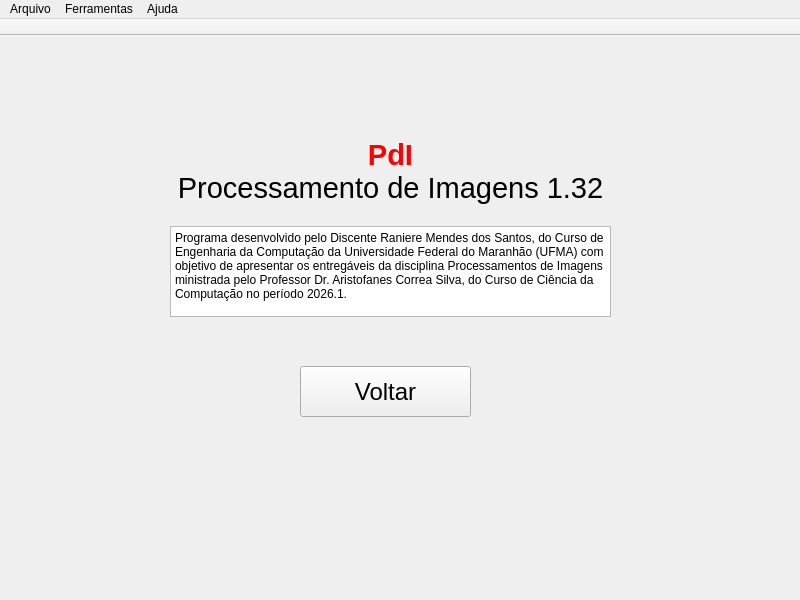
The window that mainwindow.ui (slovich/PdI) describes before a commit, drawn with Qt 5.
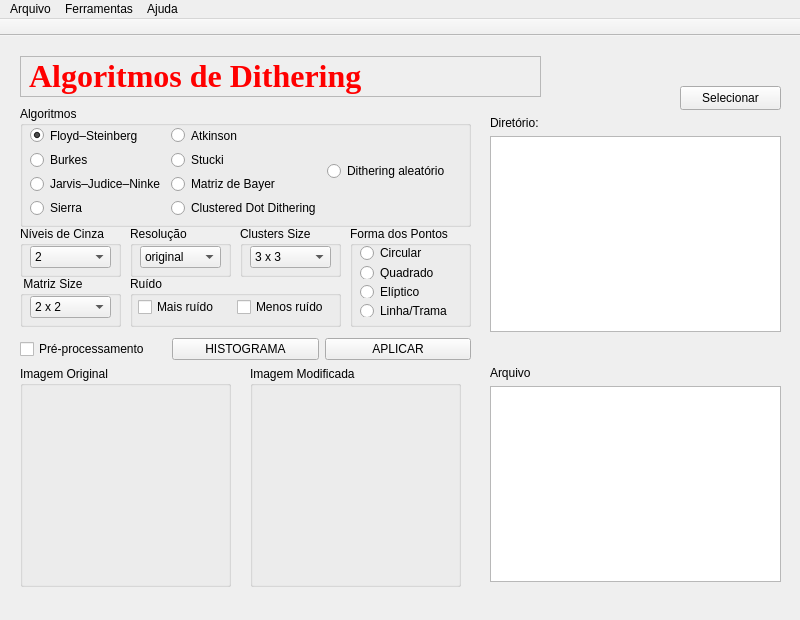
The same window after the commit. Icons and pictures are not drawn.

Commit message: Adicionada interface da implementação dos algoritmos de Dithering

Patch:
```diff
--- a/mainwindow.ui
+++ b/mainwindow.ui
@@ -7,7 +7,7 @@
     <x>0</x>
     <y>0</y>
     <width>800</width>
-    <height>600</height>
+    <height>620</height>
    </rect>
   </property>
   <property name="windowTitle">
@@ -24,7 +24,7 @@
      </rect>
     </property>
     <property name="currentIndex">
-     <number>3</number>
+     <number>8</number>
     </property>
     <widget class="QWidget" name="quantization">
      <widget class="QLabel" name="label_titulo1">
@@ -593,7 +593,7 @@
        </rect>
       </property>
       <property name="text">
-       <string>&lt;html&gt;&lt;head/&gt;&lt;body&gt;&lt;p align=&quot;center&quot;&gt;&lt;span style=&quot; font-size:22pt; font-weight:700; color:#ff0000;&quot;&gt;PdI&lt;/span&gt;&lt;span style=&quot; font-size:22pt; font-weight:700;&quot;&gt;&lt;br/&gt;&lt;/span&gt;&lt;span style=&quot; font-size:22pt;&quot;&gt;Processamento de Imagens 1.32&lt;/span&gt;&lt;/p&gt;&lt;/body&gt;&lt;/html&gt;</string>
+       <string>&lt;html&gt;&lt;head/&gt;&lt;body&gt;&lt;p align=&quot;center&quot;&gt;&lt;span style=&quot; font-size:22pt; font-weight:700; color:#ff0000;&quot;&gt;PdI&lt;/span&gt;&lt;span style=&quot; font-size:22pt; font-weight:700;&quot;&gt;&lt;br/&gt;&lt;/span&gt;&lt;span style=&quot; font-size:22pt;&quot;&gt;Processamento de Imagens 1.4&lt;/span&gt;&lt;/p&gt;&lt;/body&gt;&lt;/html&gt;</string>
       </property>
      </widget>
      <widget class="QTextEdit" name="textEdit">
@@ -2140,6 +2140,586 @@
       </widget>
      </widget>
     </widget>
+    <widget class="QWidget" name="page_7">
+     <widget class="QLabel" name="label_titulo1_5">
+      <property name="geometry">
+       <rect>
+        <x>10</x>
+        <y>10</y>
+        <width>521</width>
+        <height>41</height>
+       </rect>
+      </property>
+      <property name="font">
+       <font>
+        <family>Times New Roman</family>
+        <pointsize>24</pointsize>
+        <bold>true</bold>
+       </font>
+      </property>
+      <property name="styleSheet">
+       <string notr="true"/>
+      </property>
+      <property name="frameShape">
+       <enum>QFrame::Shape::StyledPanel</enum>
+      </property>
+      <property name="frameShadow">
+       <enum>QFrame::Shadow::Sunken</enum>
+      </property>
+      <property name="midLineWidth">
+       <number>1</number>
+      </property>
+      <property name="text">
+       <string>&lt;html&gt;&lt;head/&gt;&lt;body&gt;&lt;p&gt;&lt;span style=&quot; color:#ff0000;&quot;&gt;Algoritmos de Dithering&lt;/span&gt;&lt;/p&gt;&lt;/body&gt;&lt;/html&gt;</string>
+      </property>
+      <property name="textFormat">
+       <enum>Qt::TextFormat::RichText</enum>
+      </property>
+     </widget>
+     <widget class="QGroupBox" name="groupBox_27">
+      <property name="geometry">
+       <rect>
+        <x>10</x>
+        <y>320</y>
+        <width>211</width>
+        <height>221</height>
+       </rect>
+      </property>
+      <property name="title">
+       <string>Imagem Original</string>
+      </property>
+      <widget class="QLabel" name="label_imagem_dith_original">
+       <property name="geometry">
+        <rect>
+         <x>10</x>
+         <y>20</y>
+         <width>191</width>
+         <height>191</height>
+        </rect>
+       </property>
+       <property name="text">
+        <string/>
+       </property>
+       <property name="pixmap">
+        <pixmap resource="resource.qrc">:/img/resource/img/default_img.png</pixmap>
+       </property>
+       <property name="scaledContents">
+        <bool>true</bool>
+       </property>
+      </widget>
+     </widget>
+     <widget class="QGroupBox" name="groupBox_28">
+      <property name="geometry">
+       <rect>
+        <x>240</x>
+        <y>320</y>
+        <width>211</width>
+        <height>221</height>
+       </rect>
+      </property>
+      <property name="title">
+       <string>Imagem Modificada</string>
+      </property>
+      <widget class="QLabel" name="label_imagem_dith_modificada">
+       <property name="geometry">
+        <rect>
+         <x>10</x>
+         <y>20</y>
+         <width>191</width>
+         <height>191</height>
+        </rect>
+       </property>
+       <property name="text">
+        <string/>
+       </property>
+       <property name="pixmap">
+        <pixmap resource="resource.qrc">:/img/resource/img/default_img.png</pixmap>
+       </property>
+       <property name="scaledContents">
+        <bool>true</bool>
+       </property>
+      </widget>
+     </widget>
+     <widget class="QGroupBox" name="groupBox_29">
+      <property name="geometry">
+       <rect>
+        <x>10</x>
+        <y>60</y>
+        <width>451</width>
+        <height>121</height>
+       </rect>
+      </property>
+      <property name="title">
+       <string>Algoritmos</string>
+      </property>
+      <widget class="QWidget" name="">
+       <property name="geometry">
+        <rect>
+         <x>10</x>
+         <y>20</y>
+         <width>431</width>
+         <height>91</height>
+        </rect>
+       </property>
+       <layout class="QHBoxLayout" name="horizontalLayout_18">
+        <item>
+         <layout class="QVBoxLayout" name="verticalLayout_25">
+          <item>
+           <widget class="QRadioButton" name="radioButton_floyd_steinberg">
+            <property name="text">
+             <string>Floyd–Steinberg</string>
+            </property>
+            <property name="checked">
+             <bool>true</bool>
+            </property>
+           </widget>
+          </item>
+          <item>
+           <widget class="QRadioButton" name="radioButton_burkes">
+            <property name="text">
+             <string>Burkes</string>
+            </property>
+           </widget>
+          </item>
+          <item>
+           <widget class="QRadioButton" name="radioButton_jjn">
+            <property name="text">
+             <string>Jarvis–Judice–Ninke</string>
+            </property>
+           </widget>
+          </item>
+          <item>
+           <widget class="QRadioButton" name="radioButton_sierra">
+            <property name="text">
+             <string>Sierra</string>
+            </property>
+           </widget>
+          </item>
+         </layout>
+        </item>
+        <item>
+         <layout class="QVBoxLayout" name="verticalLayout_26">
+          <item>
+           <widget class="QRadioButton" name="radioButton_atkinson">
+            <property name="text">
+             <string>Atkinson</string>
+            </property>
+           </widget>
+          </item>
+          <item>
+           <widget class="QRadioButton" name="radioButton_stucki">
+            <property name="text">
+             <string>Stucki</string>
+            </property>
+           </widget>
+          </item>
+          <item>
+           <widget class="QRadioButton" name="radioButton_matriz_bayer">
+            <property name="text">
+             <string>Matriz de Bayer</string>
+            </property>
+           </widget>
+          </item>
+          <item>
+           <widget class="QRadioButton" name="radioButton_clustered">
+            <property name="text">
+             <string>Clustered Dot Dithering</string>
+            </property>
+            <property name="checkable">
+             <bool>true</bool>
+            </property>
+            <property name="checked">
+             <bool>false</bool>
+            </property>
+           </widget>
+          </item>
+         </layout>
+        </item>
+        <item>
+         <widget class="QRadioButton" name="radioButton_aleatorio">
+          <property name="text">
+           <string>Dithering aleatório</string>
+          </property>
+         </widget>
+        </item>
+       </layout>
+      </widget>
+     </widget>
+     <widget class="QGroupBox" name="groupBox_30">
+      <property name="geometry">
+       <rect>
+        <x>10</x>
+        <y>180</y>
+        <width>101</width>
+        <height>51</height>
+       </rect>
+      </property>
+      <property name="title">
+       <string>Níveis de Cinza</string>
+      </property>
+      <widget class="QComboBox" name="comboBox_niveis_cinza">
+       <property name="geometry">
+        <rect>
+         <x>10</x>
+         <y>20</y>
+         <width>81</width>
+         <height>22</height>
+        </rect>
+       </property>
+       <item>
+        <property name="text">
+         <string>2</string>
+        </property>
+       </item>
+       <item>
+        <property name="text">
+         <string>4</string>
+        </property>
+       </item>
+       <item>
+        <property name="text">
+         <string>8</string>
+        </property>
+       </item>
+       <item>
+        <property name="text">
+         <string>16</string>
+        </property>
+       </item>
+       <item>
+        <property name="text">
+         <string>32</string>
+        </property>
+       </item>
+      </widget>
+     </widget>
+     <widget class="QGroupBox" name="groupBox_31">
+      <property name="geometry">
+       <rect>
+        <x>120</x>
+        <y>180</y>
+        <width>101</width>
+        <height>51</height>
+       </rect>
+      </property>
+      <property name="title">
+       <string>Resolução</string>
+      </property>
+      <widget class="QComboBox" name="comboBox_resolution">
+       <property name="geometry">
+        <rect>
+         <x>10</x>
+         <y>20</y>
+         <width>81</width>
+         <height>22</height>
+        </rect>
+       </property>
+       <item>
+        <property name="text">
+         <string>original</string>
+        </property>
+       </item>
+       <item>
+        <property name="text">
+         <string>64</string>
+        </property>
+       </item>
+       <item>
+        <property name="text">
+         <string>128</string>
+        </property>
+       </item>
+       <item>
+        <property name="text">
+         <string>256</string>
+        </property>
+       </item>
+       <item>
+        <property name="text">
+         <string>512</string>
+        </property>
+       </item>
+       <item>
+        <property name="text">
+         <string>1024</string>
+        </property>
+       </item>
+      </widget>
+     </widget>
+     <widget class="QGroupBox" name="groupBox_32">
+      <property name="geometry">
+       <rect>
+        <x>10</x>
+        <y>230</y>
+        <width>101</width>
+        <height>51</height>
+       </rect>
+      </property>
+      <property name="title">
+       <string> Matriz Size</string>
+      </property>
+      <widget class="QComboBox" name="comboBox_matriz_size">
+       <property name="geometry">
+        <rect>
+         <x>10</x>
+         <y>20</y>
+         <width>81</width>
+         <height>22</height>
+        </rect>
+       </property>
+       <item>
+        <property name="text">
+         <string>2 x 2</string>
+        </property>
+       </item>
+       <item>
+        <property name="text">
+         <string>4 x 4</string>
+        </property>
+       </item>
+       <item>
+        <property name="text">
+         <string>8 x 8</string>
+        </property>
+       </item>
+       <item>
+        <property name="text">
+         <string>16 x 16</string>
+        </property>
+       </item>
+      </widget>
+     </widget>
+     <widget class="QGroupBox" name="groupBox_33">
+      <property name="geometry">
+       <rect>
+        <x>120</x>
+        <y>230</y>
+        <width>211</width>
+        <height>51</height>
+       </rect>
+      </property>
+      <property name="title">
+       <string>Ruído</string>
+      </property>
+      <widget class="QWidget" name="">
+       <property name="geometry">
+        <rect>
+         <x>8</x>
+         <y>20</y>
+         <width>191</width>
+         <height>22</height>
+        </rect>
+       </property>
+       <layout class="QHBoxLayout" name="horizontalLayout_19">
+        <item>
+         <widget class="QCheckBox" name="checkBox_mais_ruido">
+          <property name="text">
+           <string>Mais ruído</string>
+          </property>
+         </widget>
+        </item>
+        <item>
+         <widget class="QCheckBox" name="checkBox_menos_ruido">
+          <property name="text">
+           <string>Menos ruído</string>
+          </property>
+         </widget>
+        </item>
+       </layout>
+      </widget>
+     </widget>
+     <widget class="QGroupBox" name="groupBox_34">
+      <property name="geometry">
+       <rect>
+        <x>230</x>
+        <y>180</y>
+        <width>101</width>
+        <height>51</height>
+       </rect>
+      </property>
+      <property name="title">
+       <string>Clusters Size</string>
+      </property>
+      <widget class="QComboBox" name="comboBox_cluster_size">
+       <property name="geometry">
+        <rect>
+         <x>10</x>
+         <y>20</y>
+         <width>81</width>
+         <height>22</height>
+        </rect>
+       </property>
+       <item>
+        <property name="text">
+         <string>3 x 3</string>
+        </property>
+       </item>
+       <item>
+        <property name="text">
+         <string>5 x 5</string>
+        </property>
+       </item>
+       <item>
+        <property name="text">
+         <string>7 x 7</string>
+        </property>
+       </item>
+       <item>
+        <property name="text">
+         <string>9 x 9</string>
+        </property>
+       </item>
+       <item>
+        <property name="text">
+         <string>11 x 11</string>
+        </property>
+       </item>
+      </widget>
+     </widget>
+     <widget class="QGroupBox" name="groupBox_35">
+      <property name="geometry">
+       <rect>
+        <x>340</x>
+        <y>180</y>
+        <width>121</width>
+        <height>101</height>
+       </rect>
+      </property>
+      <property name="title">
+       <string>Forma dos Pontos</string>
+      </property>
+      <widget class="QWidget" name="">
+       <property name="geometry">
+        <rect>
+         <x>10</x>
+         <y>20</y>
+         <width>101</width>
+         <height>71</height>
+        </rect>
+       </property>
+       <layout class="QVBoxLayout" name="verticalLayout_29">
+        <item>
+         <widget class="QRadioButton" name="radioButton_ponto_circular">
+          <property name="text">
+           <string>Circular</string>
+          </property>
+         </widget>
+        </item>
+        <item>
+         <widget class="QRadioButton" name="radioButton_ponto_quadrado">
+          <property name="text">
+           <string>Quadrado</string>
+          </property>
+         </widget>
+        </item>
+        <item>
+         <widget class="QRadioButton" name="radioButton_ponto_eliptico">
+          <property name="text">
+           <string>Elíptico</string>
+          </property>
+         </widget>
+        </item>
+        <item>
+         <widget class="QRadioButton" name="radioButton_ponto_linha_trama">
+          <property name="text">
+           <string>Linha/Trama</string>
+          </property>
+         </widget>
+        </item>
+       </layout>
+      </widget>
+     </widget>
+     <widget class="QWidget" name="layoutWidget_8">
+      <property name="geometry">
+       <rect>
+        <x>480</x>
+        <y>70</y>
+        <width>291</width>
+        <height>216</height>
+       </rect>
+      </property>
+      <layout class="QVBoxLayout" name="verticalLayout_30">
+       <item>
+        <widget class="QLabel" name="label_diretorio_imagem_geometrica_3">
+         <property name="text">
+          <string>Diretório:</string>
+         </property>
+        </widget>
+       </item>
+       <item>
+        <widget class="QTreeView" name="treeView_diretorio_imagem_dithering"/>
+       </item>
+      </layout>
+     </widget>
+     <widget class="QWidget" name="layoutWidget_9">
+      <property name="geometry">
+       <rect>
+        <x>480</x>
+        <y>320</y>
+        <width>291</width>
+        <height>216</height>
+       </rect>
+      </property>
+      <layout class="QVBoxLayout" name="verticalLayout_31">
+       <item>
+        <widget class="QLabel" name="label_arquivo_imagem_geometrica_3">
+         <property name="text">
+          <string>Arquivo</string>
+         </property>
+        </widget>
+       </item>
+       <item>
+        <widget class="QListView" name="listView_arquivo_imagem_dithering"/>
+       </item>
+      </layout>
+     </widget>
+     <widget class="QPushButton" name="pushButton_selecionar_imagem_dithering">
+      <property name="geometry">
+       <rect>
+        <x>670</x>
+        <y>40</y>
+        <width>101</width>
+        <height>24</height>
+       </rect>
+      </property>
+      <property name="text">
+       <string>Selecionar</string>
+      </property>
+     </widget>
+     <widget class="QWidget" name="">
+      <property name="geometry">
+       <rect>
+        <x>10</x>
+        <y>290</y>
+        <width>451</width>
+        <height>26</height>
+       </rect>
+      </property>
+      <layout class="QHBoxLayout" name="horizontalLayout_20">
+       <item>
+        <widget class="QCheckBox" name="checkBox_pre_processamento">
+         <property name="text">
+          <string>Pré-processamento</string>
+         </property>
+        </widget>
+       </item>
+       <item>
+        <widget class="QPushButton" name="pushButton_histograma_dith">
+         <property name="text">
+          <string>HISTOGRAMA</string>
+         </property>
+        </widget>
+       </item>
+       <item>
+        <widget class="QPushButton" name="pushButton_aplicar_dith">
+         <property name="text">
+          <string>APLICAR</string>
+         </property>
+        </widget>
+       </item>
+      </layout>
+     </widget>
+    </widget>
    </widget>
   </widget>
   <widget class="QMenuBar" name="menubar">
```
Left out of the diff: 14 changed lines with no effect on the pictures. The commit also changes 12 other files.
